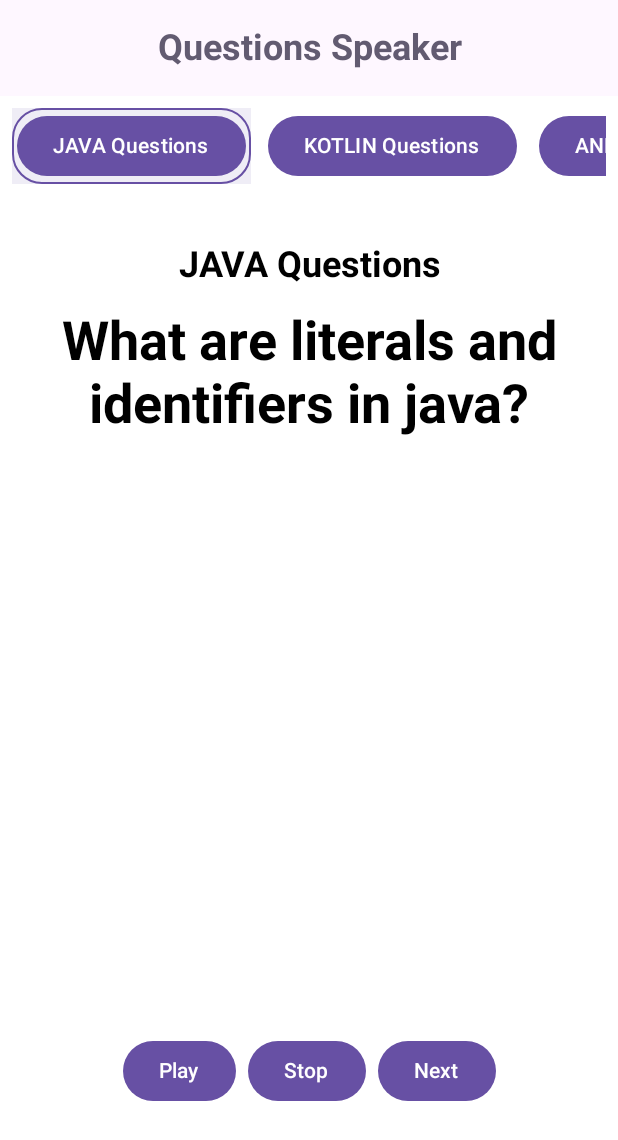
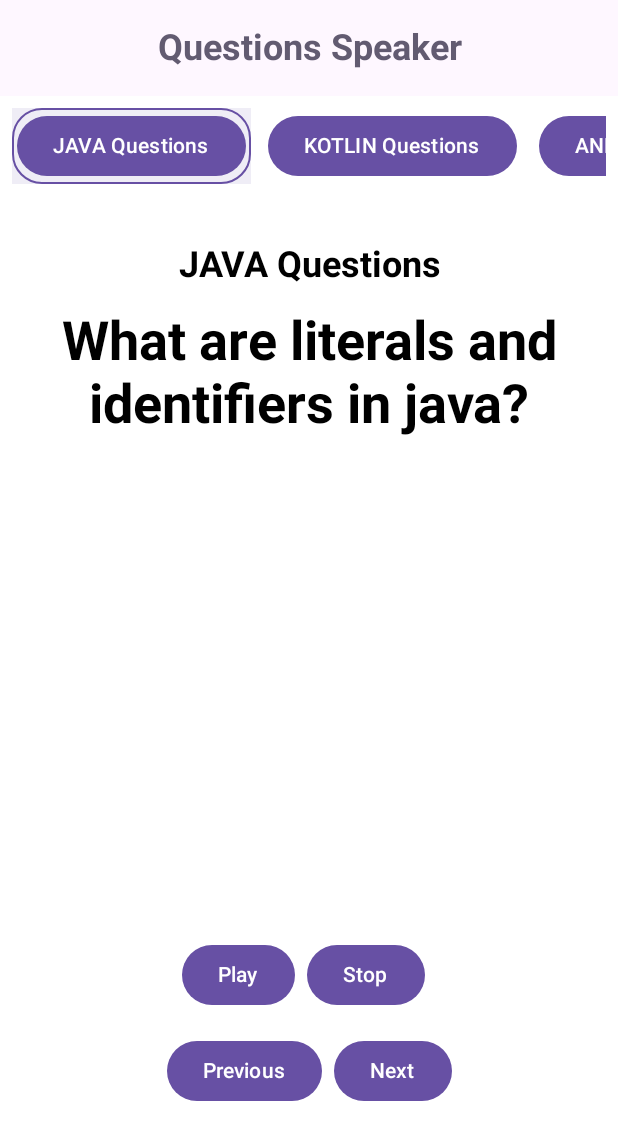
Before and after one commit to munirajan24/Interviewbot, an Android app built with Jetpack Compose: the @Preview function InterviewSpeakerPreview, on a phone screen of 412 x 824 dp. Shown: the top 1140 px of the screen. Run offline under Robolectric (Android 15) with nearby library versions, the phone set to English and light mode, and no system bars; our stand-ins replace constraintlayout-compose.

```diff
--- a/app/src/main/java/com/example/interviewbot/view/screens/InterviewSpeaker.kt
+++ b/app/src/main/java/com/example/interviewbot/view/screens/InterviewSpeaker.kt
@@ -56,10 +56,6 @@ fun InterviewSpeaker(selectedCategories: List<String>) {
 
     val currentQuestionIndex = remember { mutableStateOf(0) }
     val currentCategory = remember { mutableStateOf(categoryList.firstOrNull()) }
-
-    var questionIndex = remember { mutableStateOf(0) }
-    var questionCategory = remember { mutableStateOf("") }
-
 
     LaunchedEffect(key1 = Unit) {
         launch(Dispatchers.Default) {
@@ -153,7 +149,7 @@ fun InterviewSpeaker(selectedCategories: List<String>) {
                 .background(color = Color.White)
                 .padding(16.dp)
         ) {
-            val (categoryText, questionText, playButton, stopButton, nextButton) = createRefs()
+            val (categoryText, questionText, playButtonRow, nextButtonRow) = createRefs()
 
             Text(
                 text = currentCategory.value?.categoryName ?: "",
@@ -180,12 +176,13 @@ fun InterviewSpeaker(selectedCategories: List<String>) {
                     }
             )
 
+
             Row(
                 horizontalArrangement = Arrangement.Center,
                 modifier = Modifier
                     .fillMaxWidth()
-                    .constrainAs(playButton) {
-                        bottom.linkTo(parent.bottom, margin = 70.dp)
+                    .constrainAs(playButtonRow) {
+                        bottom.linkTo(nextButtonRow.top, margin = 16.dp)
                         start.linkTo(parent.start)
                     }
             ) {
@@ -219,6 +216,7 @@ fun InterviewSpeaker(selectedCategories: List<String>) {
                         )
                     },
                     modifier = Modifier.padding(end = 8.dp)
+
                 ) {
                     Text(text = "Play")
                 }
@@ -228,6 +226,39 @@ fun InterviewSpeaker(selectedCategories: List<String>) {
                     modifier = Modifier.padding(end = 8.dp)
                 ) {
                     Text(text = "Stop")
+                }
+            }
+            Row(
+                horizontalArrangement = Arrangement.Center,
+                modifier = Modifier
+                    .fillMaxWidth()
+                    .constrainAs(nextButtonRow) {
+                        bottom.linkTo(parent.bottom, margin = 70.dp)
+                        start.linkTo(parent.start)
+                    }
+            ) {
+                Button(
+                    onClick = {
+                        val speech: String? = currentCategory.value?.let { category ->
+                            if (currentQuestionIndex.value == 0) {
+                                "This is the first question"
+                            } else {
+                                currentQuestionIndex.value--
+                                val questionList = category.questionList
+                                questionList?.getOrNull(currentQuestionIndex.value)?.text
+                            }
+                        }
+
+                        textToSpeech.speak(
+                            speech,
+                            TextToSpeech.QUEUE_FLUSH,
+                            null,
+                            null
+                        )
+                    },
+                    modifier = Modifier.padding(end = 8.dp)
+                ) {
+                    Text(text = "Previous")
                 }
 
                 Button(
```
Also changed, not shown: app/src/main/java/com/example/interviewbot/view/screens/Categories.kt (+44 -7 lines), app/src/main/java/com/example/interviewbot/view/screens/MainScreen.kt (+35 -35 lines).
